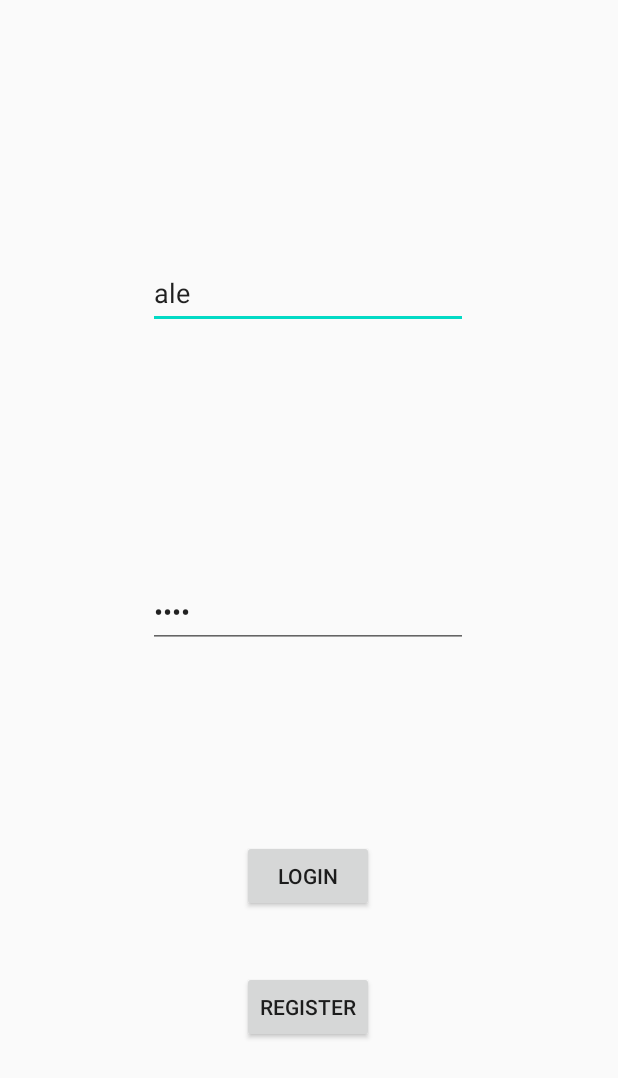
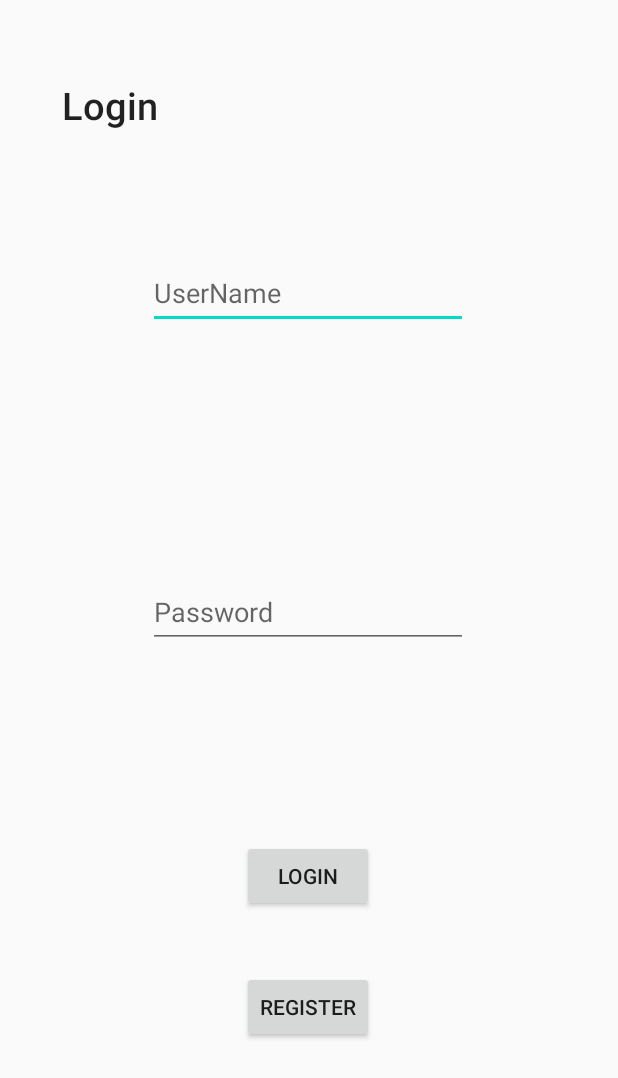
Before and after one commit to aletorres73/Facultad, an Android app: the screen it shows after launch (LoginActivity), on a phone screen of 412 x 824 dp. Shown: the top 1078 px of the screen. Run offline under Robolectric (Android 15) with nearby library versions, the phone set to English and light mode, and no system bars; our stand-ins replace Room's generated code.

Commit message:
product2 actualizado

```diff
--- a/App_moviles/Projects/ProductosApp/app/src/main/java/com/productosapp/database/AppDataBase.kt
+++ b/App_moviles/Projects/ProductosApp/app/src/main/java/com/productosapp/database/AppDataBase.kt
@@ -8,7 +8,7 @@ import com.productosapp.entities.Image
 import com.productosapp.entities.Products
 import com.productosapp.entities.User
 
-@Database(entities =[User::class , Products::class, Image::class], version = 6, exportSchema = false)
+@Database(entities =[User::class , Products::class, Image::class], version = 5, exportSchema = false)
 abstract class AppDataBase: RoomDatabase() {
 
     abstract fun UserDao(): UserDao
--- a/App_moviles/Projects/ProductosApp/app/src/main/java/com/productosapp/database/ImageDao.kt
+++ b/App_moviles/Projects/ProductosApp/app/src/main/java/com/productosapp/database/ImageDao.kt
@@ -4,18 +4,18 @@ import androidx.room.Dao
 import androidx.room.Insert
 import androidx.room.Query
 import com.productosapp.entities.Image
-import com.productosapp.entities.User
+
 
 @Dao
 interface ImageDao {
 
     @Query("SELECT * FROM imageproducts ORDER BY item")
-    fun loadAllImages(): MutableList<Image?>
+    fun loadAllImages(): MutableList<Image?>?
 
     @Insert
     fun insertImage (image: Image?)
 
-    @Query("SELECT * FROM imagesproducts WHERE item= :item")
-    fun getItem(item: String) : String
+    @Query("SELECT imageuri FROM imageproducts WHERE item= :item")
+    fun getItem(item: String) : String?
 
 }
--- a/App_moviles/Projects/ProductosApp/app/src/main/java/com/productosapp/database/ProductsDao.kt
+++ b/App_moviles/Projects/ProductosApp/app/src/main/java/com/productosapp/database/ProductsDao.kt
@@ -34,6 +34,6 @@ interface ProductsDao{
 
     @Query("SELECT * FROM products WHERE detail = 1")
     fun findProductDetail(): Products?
-    @Query("SELECT * FROM products WHERE detail = 1")
-    fun getImageUrl(): String
+    @Query("SELECT imageuri FROM products WHERE detail = 1")
+    fun getImageUrl(): String?
 }
--- a/App_moviles/Projects/ProductosApp/app/src/main/java/com/productosapp/database/StartingImages.kt
+++ b/App_moviles/Projects/ProductosApp/app/src/main/java/com/productosapp/database/StartingImages.kt
@@ -18,36 +18,63 @@ class StartingImages(private val context : Context) : RoomDatabase.Callback() {
 
     override fun onCreate(db: SupportSQLiteDatabase) {
         super.onCreate(db)
-        CoroutineScope(Dispatchers.IO).launch{
-            Log.d("StartingImages","Pre-populating database...")
-            fillWithStartingImagesFromJson(context)
+        CoroutineScope(Dispatchers.IO).launch {
+            Log.d("StartingImages", "Pre-populating database...")
+            fillWithStartingImages(context)
         }
     }
 
-    private fun fillWithStartingImagesFromJson(context: Context){
+    private fun fillWithStartingImages(context: Context) {
+        val images = listOf(
+            Image(
+                0, "termo",
+                "https://www.notion.so/image/https%3A%2F%2Fs3-us-west-2.amazonaws.com%2Fsecure.notion-static.com%2F37101adf-ef31-4f5e-980b-2cc8c67d8b2f%2F002.jpg?id=01c7c0fe-7be7-4dc7-aba2-aaab25be7446&table=block&spaceId=80386716-11d9-4f38-abed-d26d1506ba10&width=600&userId=02d6dbcf-c7d3-41ab-846e-77a07e8b5c83&cache=v2"
+            ),
+            Image(
+                0, "pava",
+                "https://www.notion.so/image/https%3A%2F%2Fs3-us-west-2.amazonaws.com%2Fsecure.notion-static.com%2F1ae4fd3a-ce7f-4146-9d9c-7c413adc8f06%2F003.jpg?id=28e27ca3-cffd-4422-b099-ba33b812610e&table=block&spaceId=80386716-11d9-4f38-abed-d26d1506ba10&width=600&userId=02d6dbcf-c7d3-41ab-846e-77a07e8b5c83&cache=v2"
+            ),
+            Image(
+                0, "horno",
+                "https://www.notion.so/image/https%3A%2F%2Fs3-us-west-2.amazonaws.com%2Fsecure.notion-static.com%2F790ff253-500c-4597-8ba3-0aacbb0abe62%2F001.jpg?id=2ee578f8-124c-4b87-99bb-403690e7c63c&table=block&spaceId=80386716-11d9-4f38-abed-d26d1506ba10&width=600&userId=02d6dbcf-c7d3-41ab-846e-77a07e8b5c83&cache=v2"
+            ),
+            Image(
+                0, "anafe",
+                "https://www.notion.so/image/https%3A%2F%2Fs3-us-west-2.amazonaws.com%2Fsecure.notion-static.com%2Ffcdd389f-4fa6-4aae-b94a-06645c646e51%2F003.jpg?id=9a13b4c9-8194-48c9-9105-cf971f37bf7a&table=block&spaceId=80386716-11d9-4f38-abed-d26d1506ba10&width=600&userId=02d6dbcf-c7d3-41ab-846e-77a07e8b5c83&cache=v2"
+            )
+        )
         val dao = AppDataBase.getInstance(context)?.ImageDao()
 
-        try {
-            val images = loadJSONArray(context, R.raw.image)
-            for (i in 0 until images.length()) {
-                val item = images.getJSONObject(i)
-                val image = Image(
-                    item    = item.getString("item"),
-                    imageUri= item.getString("imageUri")
-                )
-
-                dao?.insertImage(image)
-            }
-        } catch (e: JSONException) {
-            Log.e("fillWithStartingNotes", e.toString())
-        }
-    }
-
-    private fun loadJSONArray(context: Context, file :Int) :JSONArray{
-        val inputStream = context.resources.openRawResource(file)
-
-        BufferedReader(inputStream.reader()).use {
-            return JSONArray(it.readText())
+        images.forEach {
+            dao?.insertImage(it)
         }
     }
 }
+
+//    private fun fillWithStartingImagesFromJson(context: Context){
+//        val dao = AppDataBase.getInstance(context)?.ImageDao()
+//
+//        try {
+//            val images = loadJSONArray(context, R.raw.image)
+//            for (i in 0 until images.length()) {
+//                val item = images.getJSONObject(i)
+//                val image = Image(
+//                    item    = item.getString("item"),
+//                    imageUri= item.getString("imageUri")
+//                )
+//
+//                dao?.insertImage(image)
+//            }
+//        } catch (e: JSONException) {
+//            Log.e("fillWithStartingNotes", e.toString())
+//        }
+//    }
+//
+//    private fun loadJSONArray(context: Context, file :Int) :JSONArray{
+//        val inputStream = context.resources.openRawResource(file)
+//
+//        BufferedReader(inputStream.reader()).use {
+//            return JSONArray(it.readText())
+//        }
+//    }
+//}
--- a/App_moviles/Projects/ProductosApp/app/src/main/java/com/productosapp/entities/Image.kt
+++ b/App_moviles/Projects/ProductosApp/app/src/main/java/com/productosapp/entities/Image.kt
@@ -3,21 +3,27 @@ package com.productosapp.entities
 
 import androidx.room.Entity
 import androidx.room.ColumnInfo
+import androidx.room.PrimaryKey
 
 @Entity(tableName = "imageproducts")
 class Image(
+    id      :   Int,
     item    :   String,
     imageUri:   String){
 
+    @PrimaryKey(autoGenerate = true)
     @ColumnInfo("id")
+    var id: Int
+
+    @ColumnInfo("item")
     var item: String
 
     @ColumnInfo("imageuri")
     var imageUri: String
 
     init{
-        this.item =     item
-        this.imageUri=  imageUri
-
+        this.item       = item
+        this.imageUri   = imageUri
+        this.id         = id
     }
 }
--- a/App_moviles/Projects/ProductosApp/app/src/main/java/com/productosapp/fragments/home/HomeFragment.kt
+++ b/App_moviles/Projects/ProductosApp/app/src/main/java/com/productosapp/fragments/home/HomeFragment.kt
@@ -47,7 +47,7 @@ class HomeFragment : Fragment() {
 
         // Configurar el adaptador de la lista
         adapter = ProductAdapter(productList) { position ->
-            if (position !=  adapter.itemCount - 1) {
+            if (position !=  adapter.itemCount + 1) {
 
                 productDao?.setDetail(productList?.get(position)?.id!!)
 
--- a/App_moviles/Projects/ProductosApp/app/src/main/res/layout/activity_login.xml
+++ b/App_moviles/Projects/ProductosApp/app/src/main/res/layout/activity_login.xml
@@ -12,5 +12,8 @@
         android:layout_width="match_parent"
         android:layout_height="match_parent"
         app:defaultNavHost="true"
-        app:navGraph="@navigation/nav_graph" />
+        app:navGraph="@navigation/nav_graph"
+        tools:layout_editor_absoluteX="-16dp"
+        tools:layout_editor_absoluteY="16dp" />
+
 </androidx.constraintlayout.widget.ConstraintLayout>
--- a/App_moviles/Projects/ProductosApp/app/src/main/res/layout/fragment_login.xml
+++ b/App_moviles/Projects/ProductosApp/app/src/main/res/layout/fragment_login.xml
@@ -14,7 +14,6 @@
         android:ems="10"
         android:hint="UserName"
         android:inputType="textPersonName"
-        android:text="ale"
         app:layout_constraintBottom_toBottomOf="parent"
         app:layout_constraintEnd_toEndOf="parent"
         app:layout_constraintHorizontal_bias="0.497"
@@ -30,7 +29,6 @@
         android:ems="10"
         android:hint="Password"
         android:inputType="textPassword"
-        android:text="1234"
         app:layout_constraintBottom_toBottomOf="parent"
         app:layout_constraintEnd_toEndOf="parent"
         app:layout_constraintHorizontal_bias="0.497"
@@ -60,4 +58,18 @@
         app:layout_constraintStart_toStartOf="parent"
         app:layout_constraintTop_toBottomOf="@+id/btnLogin"
         app:layout_constraintVertical_bias="0.236" />
+
+    <TextView
+        android:id="@+id/textView23"
+        android:layout_width="wrap_content"
+        android:layout_height="wrap_content"
+        android:text="Login"
+        android:textAppearance="@style/TextAppearance.AppCompat.Body2"
+        android:textSize="25dp"
+        app:layout_constraintBottom_toBottomOf="parent"
+        app:layout_constraintEnd_toEndOf="parent"
+        app:layout_constraintHorizontal_bias="0.118"
+        app:layout_constraintStart_toStartOf="parent"
+        app:layout_constraintTop_toTopOf="parent"
+        app:layout_constraintVertical_bias="0.067" />
 </androidx.constraintlayout.widget.ConstraintLayout>
--- /dev/null
+++ b/App_moviles/Projects/ProductosApp/app/src/main/res/values/ids.xml
@@ -0,0 +1,4 @@
+<?xml version="1.0" encoding="utf-8"?>
+<resources>
+    <item name="productImage" type="id" />
+</resources>
```
Also changed, not shown: App_moviles/Projects/ProductosApp/app/build.gradle (+3 -5 lines), App_moviles/Projects/ProductosApp/app/src/main/AndroidManifest.xml (+6 -1 lines), App_moviles/Projects/ProductosApp/app/src/main/java/com/productosapp/adapters/GalleryAdapter.kt (deleted, +0 -48 lines), App_moviles/Projects/ProductosApp/app/src/main/java/com/productosapp/adapters/ProductAdapter.kt (+6 -3 lines), App_moviles/Projects/ProductosApp/app/src/main/java/com/productosapp/fragments/createProducts/CreateProductFragment.kt (+31 -55 lines), App_moviles/Projects/ProductosApp/app/src/main/java/com/productosapp/fragments/home/DetailFragment.kt (+14 -8 lines).
